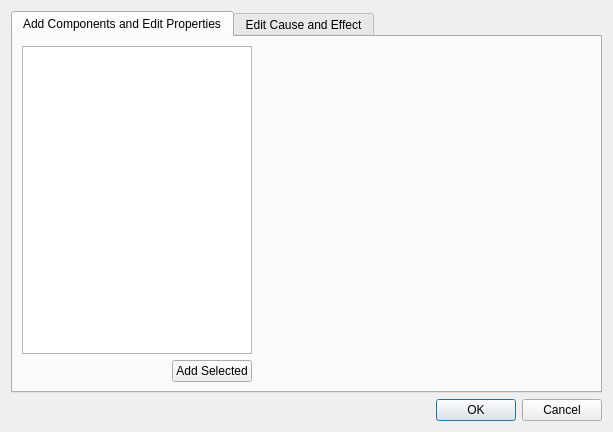
First picture: the form in src/gameobjecteditdialog.ui, repository hello-adam/Hooloovoo, before the edit.
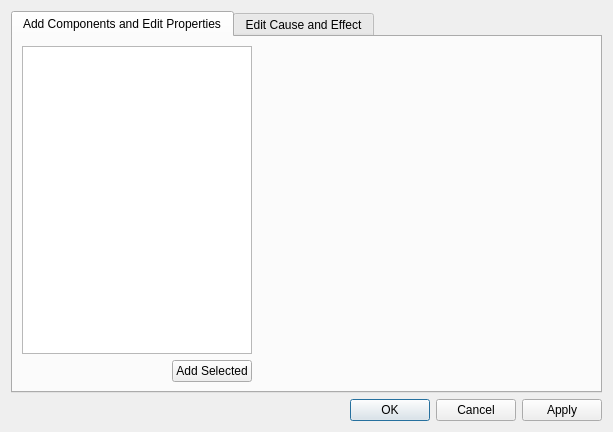
Second picture: the form after the edit.

The edit to the form file:
```diff
--- a/src/gameobjecteditdialog.ui
+++ b/src/gameobjecteditdialog.ui
@@ -127,7 +127,7 @@
         <enum>Qt::Horizontal</enum>
        </property>
        <property name="standardButtons">
-        <set>QDialogButtonBox::Cancel|QDialogButtonBox::Ok</set>
+        <set>QDialogButtonBox::Apply|QDialogButtonBox::Cancel|QDialogButtonBox::Ok</set>
        </property>
       </widget>
      </item>
```
